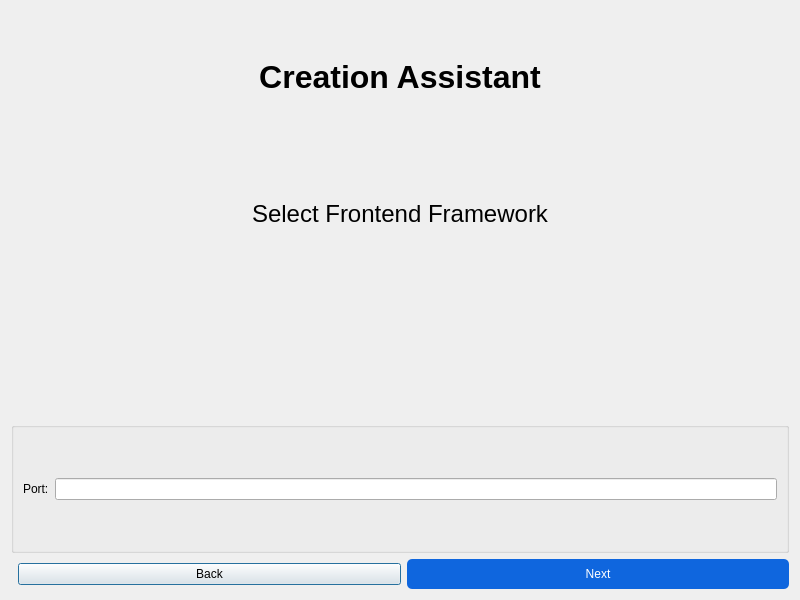
This is src/components/frontend-assistant/frontendassistant.ui in RapidWebForge/RapidWebForgeApp as Qt 5 draws it before an edit. The edited form follows.
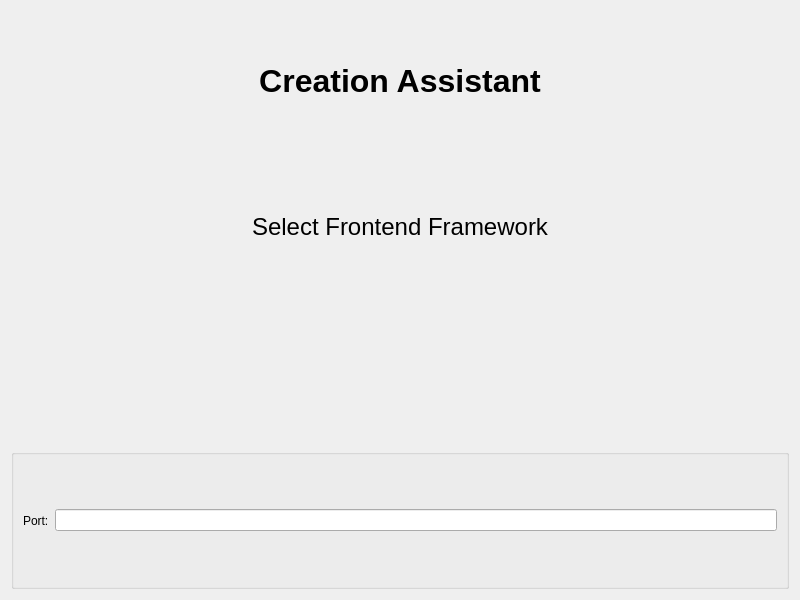
This is the edited form. Icons and pictures are not drawn.

```diff
--- a/src/components/frontend-assistant/frontendassistant.ui
+++ b/src/components/frontend-assistant/frontendassistant.ui
@@ -26,7 +26,6 @@
      <property name="font">
       <font>
        <pointsize>24</pointsize>
-       <weight>75</weight>
        <bold>true</bold>
       </font>
      </property>
@@ -79,40 +78,6 @@
      </layout>
     </widget>
    </item>
-   <!-- Botones para navegar entre pantallas -->
-   <item>
-    <layout class="QHBoxLayout" name="buttonLayout">
-     <item>
-      <spacer name="horizontalSpacer">
-       <property name="orientation">
-        <enum>Qt::Horizontal</enum>
-       </property>
-       <property name="sizeType">
-        <enum>QSizePolicy::Expanding</enum>
-       </property>
-      </spacer>
-     </item>
-     <!-- Botón Back -->
-     <item>
-      <widget class="QPushButton" name="backButton">
-       <property name="text">
-        <string>Back</string>
-       </property>
-      </widget>
-     </item>
-     <!-- Botón Next -->
-     <item>
-      <widget class="QPushButton" name="nextButton">
-       <property name="text">
-        <string>Next</string>
-       </property>
-       <property name="styleSheet">
-        <string notr="true">background-color: #0F66DE; color: #ffffff; padding: 8px 16px; border-radius: 5px;</string>
-       </property>
-      </widget>
-     </item>
-    </layout>
-   </item>
   </layout>
  </widget>
  <resources/>
```
Left out of the diff: 34 changed lines with no effect on the pictures.
